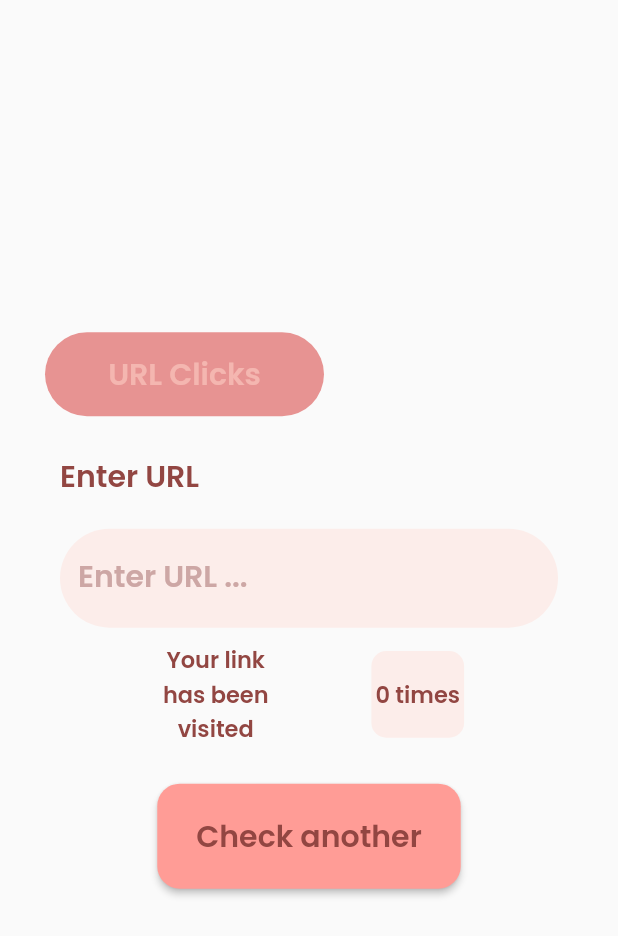
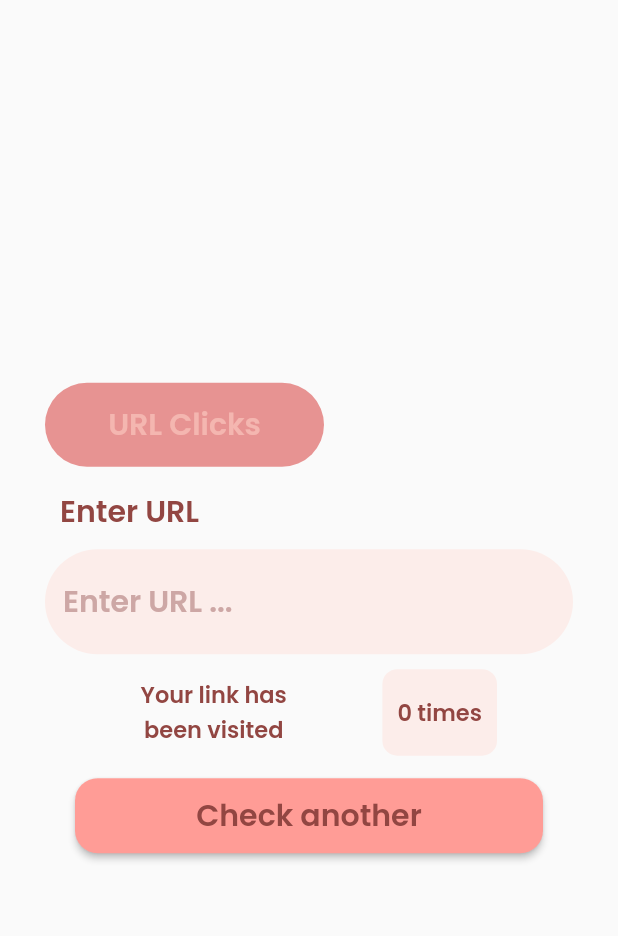
Before and after one commit to vigneshshettyin/EatMyURL, a Flutter app: the ClickOutput widget shown alone on an empty page, opened directly with empty values, on a phone screen of 412 x 824 dp. Shown: the top 936 px of the screen. Run offline on Flutter 3.47's test engine with Material 2 defaults, Android fonts, the phone set to English and light mode, and no system bars; our stand-ins replace dio, flip_card, flutter_svg, google_fonts, lottie, pretty_qr_code.

Commit message:
Flutter files updated

```diff
--- a/Client - Flutter/lib/Components/click_count.dart
+++ b/Client - Flutter/lib/Components/click_count.dart
@@ -445,7 +445,7 @@ class ClickOutput extends StatelessWidget {
               Padding(
                 padding: const EdgeInsets.symmetric(horizontal: 20),
                 child: Row(
-                  mainAxisAlignment: MainAxisAlignment.spaceBetween,
+                  mainAxisAlignment: MainAxisAlignment.spaceEvenly,
                   children: [
                     SizedBox(
                       width: size.width * 0.2,
@@ -505,12 +505,11 @@ class ClickOutput extends StatelessWidget {
                 children: [
                   Padding(
                     padding: const EdgeInsets.symmetric(
-                        horizontal: 10, vertical: 20),
+                        horizontal: 10, vertical: 10),
                     child: SizedBox(
                       width: size.width * .2,
                       child: Padding(
-                        padding: const EdgeInsets.symmetric(
-                            horizontal: 10, vertical: 10),
+                        padding: const EdgeInsets.symmetric(horizontal: 10),
                         child: ElevatedButton(
                           style: ButtonStyle(
                             shape: MaterialStateProperty.all(
@@ -552,7 +551,7 @@ class ClickOutput extends StatelessWidget {
                     ),
                   ),
                   SizedBox(
-                    width: size.width * .1,
+                    width: size.width * .3,
                     height: size.height * .1,
                     child: Container(
                       decoration: BoxDecoration(
@@ -561,6 +560,7 @@ class ClickOutput extends StatelessWidget {
                       child: Center(
                         child: Text(
                           clicks.toString() + ' times',
+                          textAlign: TextAlign.center,
                           style: GoogleFonts.poppins(
                             fontSize: 15,
                             fontWeight: FontWeight.w600,
@@ -612,7 +612,7 @@ class ClickOutput extends StatelessWidget {
               ),
               Padding(
                 padding:
-                    const EdgeInsets.symmetric(horizontal: 20, vertical: 20),
+                    const EdgeInsets.symmetric(horizontal: 20, vertical: 10),
                 child: Text(
                   'Enter URL',
                   textAlign: TextAlign.center,
@@ -624,12 +624,12 @@ class ClickOutput extends StatelessWidget {
                 ),
               ),
               Padding(
-                padding: const EdgeInsets.symmetric(horizontal: 20),
+                padding: const EdgeInsets.symmetric(horizontal: 10),
                 child: Column(
                   mainAxisAlignment: MainAxisAlignment.center,
                   children: [
                     SizedBox(
-                      height: size.height * 0.08,
+                      // height: size.height * 0.08,
                       child: TextFormField(
                         validator: (value) {
                           if (value == null || value.isEmpty) {
@@ -639,7 +639,7 @@ class ClickOutput extends StatelessWidget {
                         },
                         controller: url,
                         style: GoogleFonts.poppins(
-                            fontSize: 20,
+                            fontSize: 15,
                             fontWeight: FontWeight.w600,
                             color: hinttext),
                         decoration: InputDecoration(
@@ -668,7 +668,7 @@ class ClickOutput extends StatelessWidget {
                         mainAxisAlignment: MainAxisAlignment.spaceEvenly,
                         children: [
                           Container(
-                            width: size.width * 0.2,
+                            width: size.width * 0.3,
                             child: Text(
                               'Your link has been visited',
                               textAlign: TextAlign.center,
@@ -680,12 +680,14 @@ class ClickOutput extends StatelessWidget {
                             ),
                           ),
                           SizedBox(
-                            width: size.width * .15,
                             height: size.height * .07,
                             child: Container(
                               decoration: BoxDecoration(
                                   color: background,
                                   borderRadius: BorderRadius.circular(10)),
+                              child: Padding(
+                                padding:
+                                    const EdgeInsets.symmetric(horizontal: 10),
                                 child: Center(
                                   child: Text(
                                     clicks.toString() + ' times',
@@ -697,6 +699,7 @@ class ClickOutput extends StatelessWidget {
                                   ),
                                 ),
                               ),
+                            ),
                           )
                         ],
                       ),
@@ -704,16 +707,12 @@ class ClickOutput extends StatelessWidget {
                   ],
                 ),
               ),
-              Row(
-                mainAxisAlignment: MainAxisAlignment.spaceEvenly,
-                children: [
               Padding(
                 padding:
-                        const EdgeInsets.symmetric(horizontal: 10, vertical: 5),
+                    const EdgeInsets.symmetric(horizontal: 20, vertical: 5),
                 child: SizedBox(
                   child: Padding(
-                        padding: const EdgeInsets.symmetric(
-                            horizontal: 10, vertical: 10),
+                    padding: const EdgeInsets.symmetric(horizontal: 10),
                     child: ElevatedButton(
                       style: ButtonStyle(
                         shape: MaterialStateProperty.all(
@@ -738,7 +737,7 @@ class ClickOutput extends StatelessWidget {
                       },
                       child: Padding(
                         padding: const EdgeInsets.symmetric(
-                                horizontal: 10, vertical: 20),
+                            horizontal: 5, vertical: 10),
                         child: Center(
                           child: Text(
                             'Check another',
@@ -756,8 +755,6 @@ class ClickOutput extends StatelessWidget {
               ),
             ],
           ),
-            ],
-          ),
         ),
       );
     }
--- a/Client - Flutter/lib/main.dart
+++ b/Client - Flutter/lib/main.dart
@@ -1,4 +1,5 @@
 import 'package:eatmyurl/Pages/home_screen.dart';
+import 'package:eatmyurl/Pages/splash.dart';
 import 'package:flutter/material.dart';
 
 void main() {
@@ -15,7 +16,7 @@ class MyApp extends StatelessWidget {
       theme: ThemeData(
         primarySwatch: Colors.orange,
       ),
-      home: const HomeScreen(),
+      home: Splash(),
     );
   }
 }
--- a/Client - Flutter/pubspec.yaml
+++ b/Client - Flutter/pubspec.yaml
@@ -18,6 +18,7 @@ dependencies:
   dio: ^4.0.0
   url_launcher: ^6.0.12
   pretty_qr_code: ^2.0.2
+  lottie: ^1.2.1
 
 dev_dependencies:
   flutter_test:
```
Also changed, not shown: Client - Flutter/assets/images/crunch.json (added, +1 -0 lines), Client - Flutter/lib/Pages/home_screen.dart (+7 -5 lines), Client - Flutter/lib/Pages/splash.dart (added, +58 -0 lines), Client - Flutter/assets/images/images/img_0.png (added), Client - Flutter/pubspec.lock, 23 other files. Lines whose indentation alone changed are shown as unchanged.
